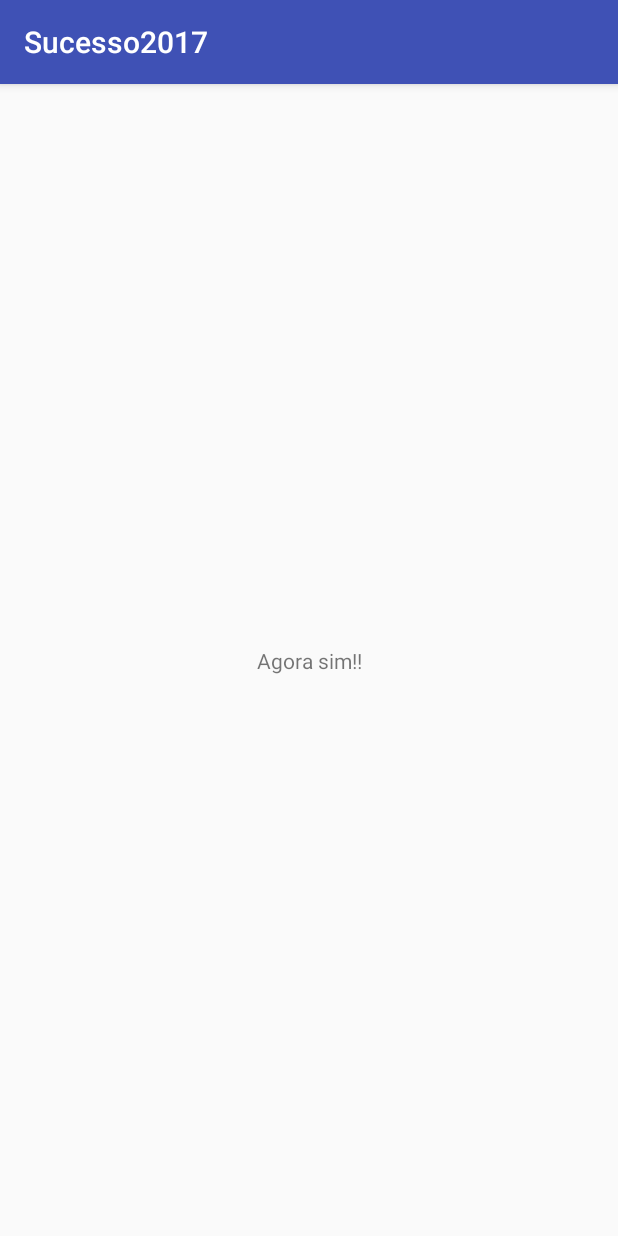
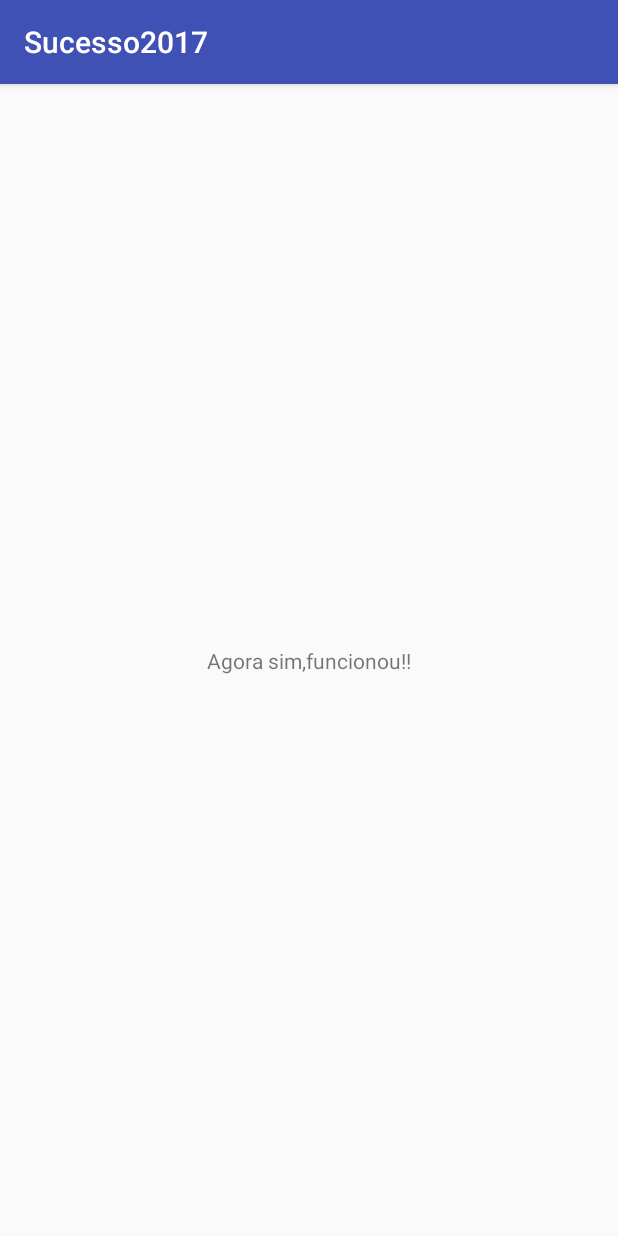
Before and after one commit to brunorcx/Sucesso2017, an Android app: the screen it shows after launch (MainActivity), on a phone screen of 412 x 824 dp. Run offline under Robolectric (Android 15) with nearby library versions, the phone set to English and light mode, and no system bars.

Commit message:
Modificação texto hello world

```diff
--- a/app/src/main/res/layout/activity_main.xml
+++ b/app/src/main/res/layout/activity_main.xml
@@ -10,7 +10,7 @@
     <TextView
         android:layout_width="wrap_content"
         android:layout_height="wrap_content"
-        android:text="Agora sim!!"
+        android:text="Agora sim,funcionou!!"
         app:layout_constraintBottom_toBottomOf="parent"
         app:layout_constraintLeft_toLeftOf="parent"
         app:layout_constraintRight_toRightOf="parent"
```
